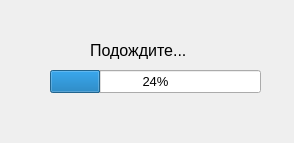
Before: the Qt Designer form src/ui/waiting.ui in BigSickMind/frequency-analysis, drawn with Qt 5.
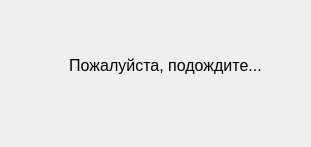
After: the same form once the commit is applied. Icons and pictures are not drawn.

The edit to the form file:
```diff
--- a/src/ui/waiting.ui
+++ b/src/ui/waiting.ui
@@ -9,20 +9,20 @@
    <rect>
     <x>0</x>
     <y>0</y>
-    <width>294</width>
-    <height>143</height>
+    <width>311</width>
+    <height>147</height>
    </rect>
   </property>
   <property name="minimumSize">
    <size>
-    <width>294</width>
-    <height>143</height>
+    <width>311</width>
+    <height>147</height>
    </size>
   </property>
   <property name="maximumSize">
    <size>
-    <width>294</width>
-    <height>143</height>
+    <width>311</width>
+    <height>147</height>
    </size>
   </property>
   <property name="windowTitle">
@@ -32,31 +32,16 @@
    <iconset>
     <normaloff>../icons/waiting.png</normaloff>../icons/waiting.png</iconset>
   </property>
-  <widget class="QProgressBar" name="progressBar">
-   <property name="geometry">
-    <rect>
-     <x>50</x>
-     <y>70</y>
-     <width>211</width>
-     <height>23</height>
-    </rect>
-   </property>
-   <property name="font">
-    <font>
-     <pointsize>10</pointsize>
-    </font>
-   </property>
-   <property name="value">
-    <number>24</number>
-   </property>
-  </widget>
+  <property name="autoFillBackground">
+   <bool>false</bool>
+  </property>
   <widget class="QLabel" name="labelWaiting">
    <property name="geometry">
     <rect>
-     <x>90</x>
-     <y>40</y>
-     <width>111</width>
-     <height>20</height>
+     <x>60</x>
+     <y>30</y>
+     <width>211</width>
+     <height>71</height>
     </rect>
    </property>
    <property name="font">
@@ -65,7 +50,10 @@
     </font>
    </property>
    <property name="text">
-    <string>Подождите...</string>
+    <string>Пожалуйста, подождите...</string>
+   </property>
+   <property name="alignment">
+    <set>Qt::AlignCenter</set>
    </property>
   </widget>
  </widget>
```
Left out of the diff: 2 changed lines with no effect on the pictures.
